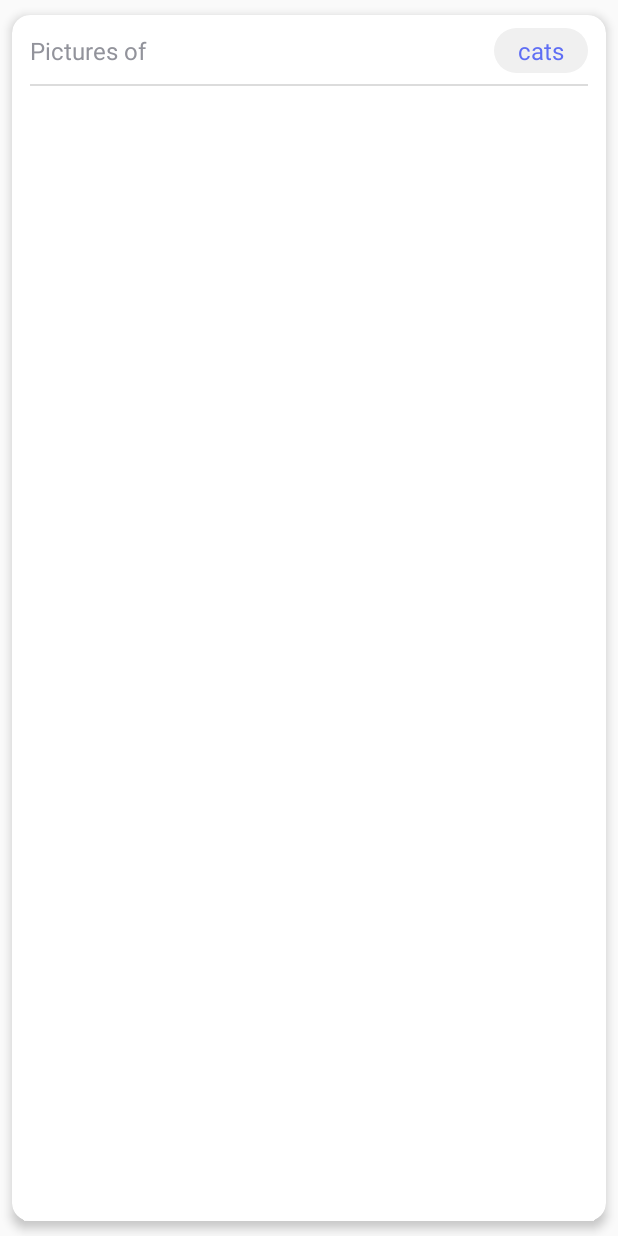
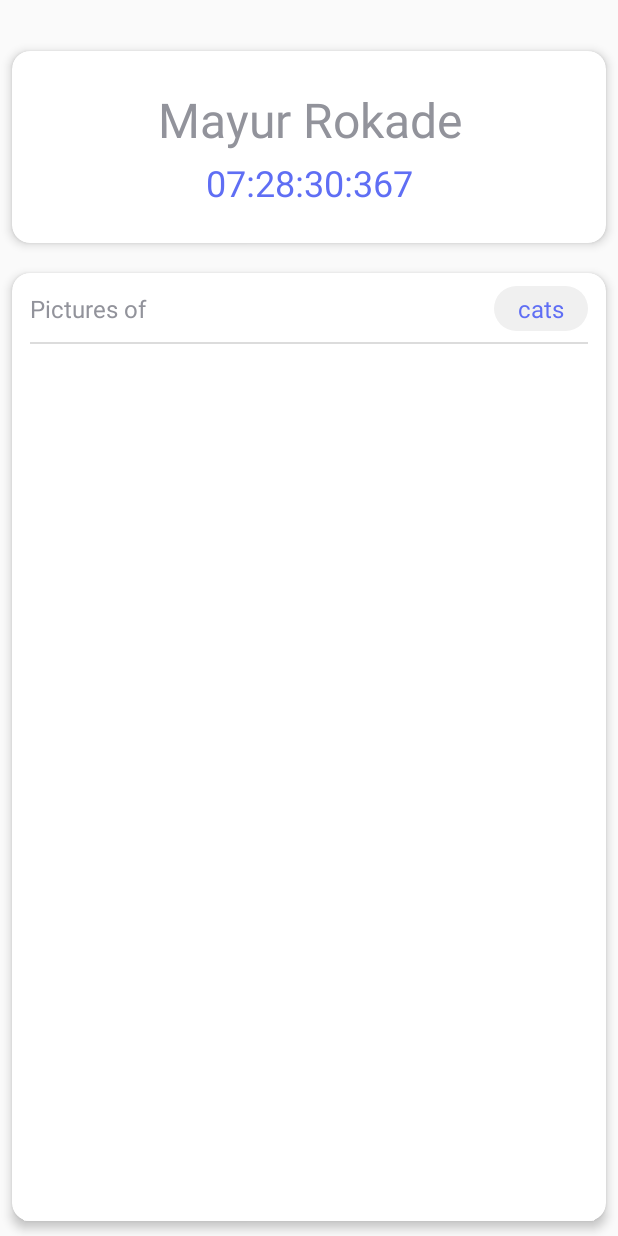
Before and after one commit to mayuroks/Mobile-Test-Project, an Android app: the layout activity_gallery.xml on its own in the app's theme, with its tools: preview values and no code run, on a phone screen of 412 x 824 dp. Run offline under Robolectric (Android 15) with nearby library versions, the phone set to English and light mode, and no system bars; plain views replace SimpleDraweeView.

Commit message:
minor fixes

```diff
--- a/app/src/main/java/project/test/mobile/gallery/GalleryActivity.java
+++ b/app/src/main/java/project/test/mobile/gallery/GalleryActivity.java
@@ -35,9 +35,6 @@ public class GalleryActivity extends BaseActivity
     @BindView(R.id.rvImages)
     RecyclerView rvImages;
 
-    @BindView(R.id.ivProfile)
-    ImageView ivProfile;
-
     @BindView(R.id.tvTimer)
     TextView tvTimer;
 
@@ -59,22 +56,6 @@ public class GalleryActivity extends BaseActivity
     @Override
     public void initView() {
         Logger.i("gallery initView and get images");
-        Picasso.with(context)
-                .load(R.drawable.octocat)
-                .resize(100, 100)
-                .transform(new CropCircleTransformation())
-                .into(ivProfile, new Callback() {
-                    @Override
-                    public void onSuccess() {
-                        ivProfile.setBackground(ContextCompat
-                                .getDrawable(context, R.drawable.bg_circle));
-                    }
-
-                    @Override
-                    public void onError() {
-
-                    }
-                });
         setupImages();
         presenter.getImages(1);
     }
--- a/app/src/main/res/layout/activity_gallery.xml
+++ b/app/src/main/res/layout/activity_gallery.xml
@@ -15,7 +15,7 @@
         app:cardCornerRadius="@dimen/card_corner_radius"
         app:cardElevation="4dp"
         app:cardUseCompatPadding="true"
-        android:visibility="gone">
+        android:visibility="visible">
 
         <RelativeLayout
             android:layout_width="match_parent"
@@ -23,20 +23,12 @@
             android:layout_marginTop="@dimen/margin_top"
             android:layout_marginBottom="@dimen/margin_bottom">
 
-            <ImageView
-                android:id="@+id/ivProfile"
-                android:layout_width="wrap_content"
-                android:layout_height="wrap_content"
-                android:layout_centerHorizontal="true"
-                android:src="@mipmap/ic_launcher_round" />
-
             <TextView
                 android:id="@+id/tvName"
                 style="@style/XLargeTextRegular"
                 android:layout_width="match_parent"
                 android:layout_height="wrap_content"
                 android:layout_below="@+id/ivProfile"
-                android:layout_marginTop="@dimen/margin_top"
                 android:text="Mayur Rokade"
                 android:textAlignment="center" />
 
```
